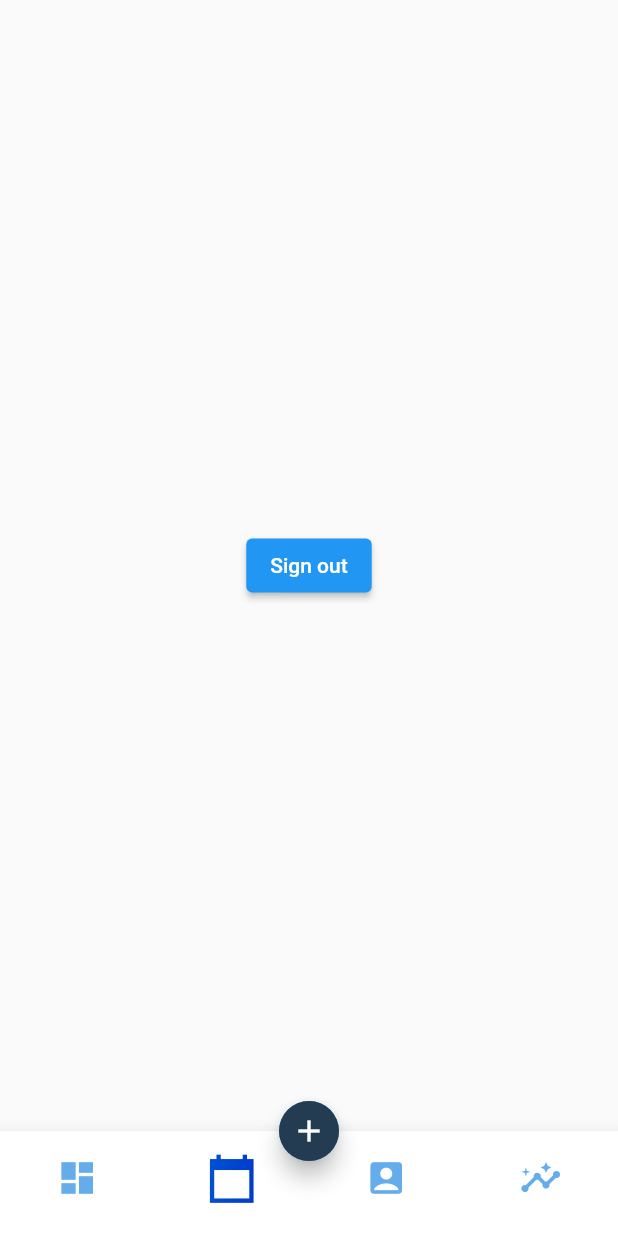
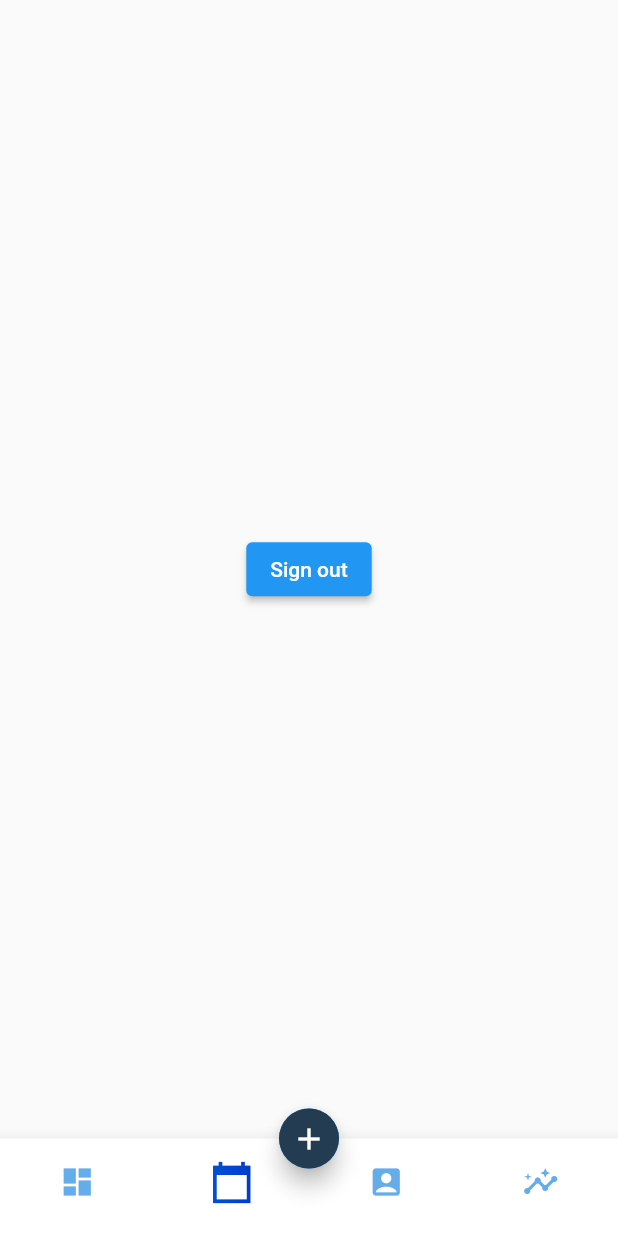
Before and after one commit to adrdev10/procastiless, a Flutter app: the Dashboard screen opened directly, item 2 of the bottom bar chosen, on a phone screen of 412 x 824 dp. Run offline on Flutter 3.47's test engine with Material 2 defaults, Android fonts, the phone set to English and light mode, and no system bars; our stand-ins replace animated_text_kit, carousel_slider, cloud_firestore, firebase_auth, firebase_core, fluro and 3 more; accounts and stored records are empty; Roboto replaces fonts that are missing (Poppings).

```diff
--- a/lib/components/dashboard/screen/dashboardscreen.dart
+++ b/lib/components/dashboard/screen/dashboardscreen.dart
@@ -6,6 +6,7 @@ import 'package:procastiless/components/login/bloc/login_event.dart';
 import 'package:procastiless/components/login/bloc/login_state.dart';
 import 'package:procastiless/components/project/bloc/project_bloc.dart';
 import 'package:procastiless/components/project/bloc/project_state.dart';
+import 'package:procastiless/components/project/screen/newproject.dart';
 import 'package:procastiless/components/project/screen/projectscreen.dart';
 import 'package:procastiless/widgets/addprojectbutton.dart';
 
@@ -30,15 +31,13 @@ class DashboardState extends State<Dashboard> {
 
     return BlocBuilder<LoginBloc, LoginState>(
       builder: (context, state) {
-        return BlocProvider<ProjectBloc>(
-            create: (context) => ProjectBloc(ProjectLoadingState(), state),
-            child: Scaffold(
+        return Scaffold(
             floatingActionButton: AddProjectButton(),
             floatingActionButtonLocation:
                 FloatingActionButtonLocation.centerDocked,
             bottomNavigationBar: BottomNavigationBar(
               backgroundColor: Colors.white,
-                  iconSize: 28,
+              iconSize: 24,
               elevation: 10,
               type: BottomNavigationBarType.fixed,
               currentIndex: currentPageSelected,
@@ -86,7 +85,7 @@ class DashboardState extends State<Dashboard> {
                 if (currentPageSelected == 0) ProjectScreen(),
                 if (currentPageSelected == 1) Center(child: tempWdiget)
               ],
-                )));
+            ));
       },
     );
   }
@@ -102,7 +101,7 @@ class DashboardState extends State<Dashboard> {
       },
       child: Icon(
         icon,
-        size: 35,
+        size: 30,
         color: Color(0xff007AE5),
       ),
     );
```
Also changed, not shown: lib/components/project/screen/newproject.dart (+43 -8 lines), lib/main.dart (+8 -1 lines), lib/widgets/addprojectbutton.dart (+4 -3 lines). Lines whose indentation alone changed are shown as unchanged.
